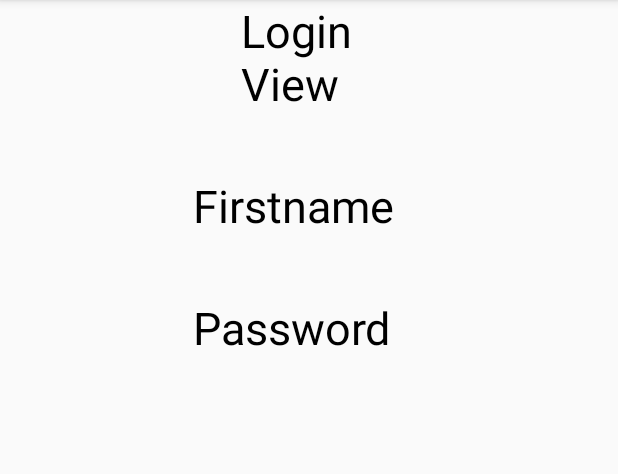
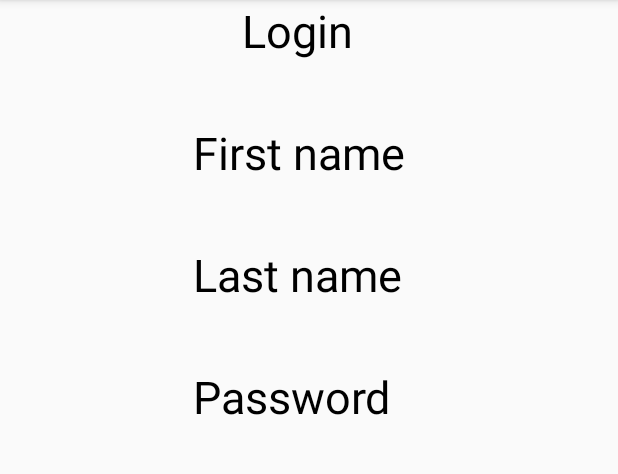
Before and after one commit to GuyOnThePhoto/firstProject, an Android app: the UserInfoActivity screen opened directly, with no data from a screen before it, on a phone screen of 412 x 824 dp, the part 84-558 px from its top. Run offline under Robolectric (Android 15) with nearby library versions, the phone set to English and light mode, and no system bars; our stand-ins replace Room's generated code.

Commit message:
Implementing user info activity functionality

```diff
--- a/app/src/main/java/com/example/slavik/myapplication/userInfoActivity/IUserInfoPresenter.java
+++ b/app/src/main/java/com/example/slavik/myapplication/userInfoActivity/IUserInfoPresenter.java
@@ -1,8 +1,11 @@
 package com.example.slavik.myapplication.userInfoActivity;
+
+import com.example.slavik.myapplication.model.User;
 
 /**
  * Created by Slavik on 10.03.2018.
  */
 
 public interface IUserInfoPresenter {
+    User getUserFromDatabase(String login);
 }
--- a/app/src/main/java/com/example/slavik/myapplication/userInfoActivity/UserInfoActivity.java
+++ b/app/src/main/java/com/example/slavik/myapplication/userInfoActivity/UserInfoActivity.java
@@ -6,19 +6,20 @@ import android.os.Bundle;
 import android.widget.TextView;
 
 import com.example.slavik.myapplication.R;
+import com.example.slavik.myapplication.database.DatabaseImpl;
+import com.example.slavik.myapplication.model.User;
 
 public class UserInfoActivity extends AppCompatActivity implements UserInfoView {
 
     private final String LOG_TAG = "UserActivity log";
-    private TextView loginTextView;
-    private TextView firstnameTextView;
-    private TextView passwordTextView;
     private TextView loginShow;
-    private TextView firstnameShow;
     private TextView passwordShow;
+    private TextView firstNameShow;
+    private TextView lastNameView;
+    private User user;
+    private IUserInfoPresenter presenter;
 
     private String login = "";
-    private String password = "";
 
     Intent intent;
 
@@ -26,23 +27,30 @@ public class UserInfoActivity extends AppCompatActivity implements UserInfoView
     protected void onCreate(Bundle savedInstanceState) {
         super.onCreate(savedInstanceState);
         setContentView(R.layout.user_info_activity);
-
-        loginTextView = findViewById(R.id.editTextLoginField);
-        firstnameTextView = findViewById(R.id.firstnameShow);
-        passwordTextView = findViewById(R.id.passwordTextView);
         loginShow = findViewById(R.id.loginShow);
-        firstnameShow = findViewById(R.id.firstnameShow);
         passwordShow = findViewById(R.id.passwordShow);
+        firstNameShow = findViewById(R.id.firstNameShow);
+        lastNameView = findViewById(R.id.lastNameShow);
 
         intent = getIntent();
 
         login = intent.getStringExtra(getResources().getString(R.string.login));
-        loginShow.setText(password);
-
-        login = intent.getStringExtra(getResources().getString(R.string.password));
-        passwordShow.setText(password);
+        loginShow.setText(login);
 
 
+        presenter = new UserInfoPresenter(new DatabaseImpl(UserInfoActivity.this), UserInfoActivity.this);
+        user = presenter.getUserFromDatabase(login);
 
+        if (user != null){
+            showUserInfo();
+        }
+    }
+
+    @Override
+    public void showUserInfo() {
+        loginShow.setText(user.getLogin());
+        passwordShow.setText(user.getPassword());
+        firstNameShow.setText(user.getFirstName());
+        lastNameView.setText(user.getLastName());
     }
 }
--- a/app/src/main/java/com/example/slavik/myapplication/userInfoActivity/UserInfoPresenter.java
+++ b/app/src/main/java/com/example/slavik/myapplication/userInfoActivity/UserInfoPresenter.java
@@ -1,8 +1,23 @@
 package com.example.slavik.myapplication.userInfoActivity;
+
+import com.example.slavik.myapplication.database.Database;
+import com.example.slavik.myapplication.model.User;
 
 /**
  * Created by Slavik on 10.03.2018.
  */
 
 public class UserInfoPresenter implements IUserInfoPresenter {
+    private Database database;
+    private UserInfoView view;
+
+    public UserInfoPresenter(Database database, UserInfoView view) {
+        this.database = database;
+        this.view = view;
+    }
+
+    @Override
+    public User getUserFromDatabase(String login) {
+        return database.findUser(login);
+    }
 }
--- a/app/src/main/java/com/example/slavik/myapplication/userInfoActivity/UserInfoView.java
+++ b/app/src/main/java/com/example/slavik/myapplication/userInfoActivity/UserInfoView.java
@@ -5,4 +5,5 @@ package com.example.slavik.myapplication.userInfoActivity;
  */
 
 public interface UserInfoView {
+    void showUserInfo();
 }
--- a/app/src/main/res/layout/user_info_activity.xml
+++ b/app/src/main/res/layout/user_info_activity.xml
@@ -5,18 +5,18 @@
     android:layout_width="match_parent"
     android:layout_height="match_parent"
     tools:context="com.example.slavik.myapplication.registerActivity.RegisterActivity">
+
     <TextView
         android:id="@+id/loginTextView"
-        android:layout_width="91dp"
+        android:layout_width="81dp"
         android:layout_height="wrap_content"
-        android:text="@string/login_view"
+        android:layout_marginEnd="8dp"
+        android:text="@string/login"
         android:textColor="#000"
         android:textSize="30sp"
         app:layout_constraintEnd_toEndOf="parent"
-        app:layout_constraintHorizontal_bias="0.5"
         app:layout_constraintStart_toStartOf="parent"
-        app:layout_constraintTop_toTopOf="parent"
-        />
+        app:layout_constraintTop_toTopOf="parent" />
 
     <TextView
         android:id="@+id/loginShow"
@@ -31,10 +31,10 @@
         />
 
     <TextView
-        android:id="@+id/firstnameTextView"
+        android:id="@+id/firstNameTextView"
         android:layout_width="155dp"
         android:layout_height="wrap_content"
-        android:text="@string/firstname"
+        android:text="@string/first_name"
         android:textColor="#000"
         android:textSize="30sp"
         app:layout_constraintEnd_toEndOf="parent"
@@ -43,7 +43,7 @@
         app:layout_constraintTop_toBottomOf="@+id/loginShow"/>
 
     <TextView
-        android:id="@+id/firstnameShow"
+        android:id="@+id/firstNameShow"
         android:layout_width="108dp"
         android:layout_height="wrap_content"
         android:textColor="#00ff08"
@@ -51,7 +51,30 @@
         app:layout_constraintEnd_toEndOf="parent"
         app:layout_constraintHorizontal_bias="0.5"
         app:layout_constraintStart_toStartOf="parent"
-        app:layout_constraintTop_toBottomOf="@+id/firstnameTextView"/>
+        app:layout_constraintTop_toBottomOf="@+id/firstNameTextView"/>
+
+    <TextView
+        android:id="@+id/lastNameTextView"
+        android:layout_width="155dp"
+        android:layout_height="wrap_content"
+        android:text="@string/last_name"
+        android:textColor="#000"
+        android:textSize="30sp"
+        app:layout_constraintEnd_toEndOf="parent"
+        app:layout_constraintHorizontal_bias="0.5"
+        app:layout_constraintStart_toStartOf="parent"
+        app:layout_constraintTop_toBottomOf="@+id/firstNameShow"/>
+
+    <TextView
+        android:id="@+id/lastNameShow"
+        android:layout_width="108dp"
+        android:layout_height="wrap_content"
+        android:textColor="#00ff08"
+        android:textSize="30sp"
+        app:layout_constraintEnd_toEndOf="parent"
+        app:layout_constraintHorizontal_bias="0.5"
+        app:layout_constraintStart_toStartOf="parent"
+        app:layout_constraintTop_toBottomOf="@+id/lastNameTextView"/>
 
     <TextView
         android:id="@+id/passwordTextView"
@@ -63,7 +86,7 @@
         app:layout_constraintEnd_toEndOf="parent"
         app:layout_constraintHorizontal_bias="0.5"
         app:layout_constraintStart_toStartOf="parent"
-        app:layout_constraintTop_toBottomOf="@+id/firstnameShow"/>
+        app:layout_constraintTop_toBottomOf="@+id/lastNameShow"/>
 
     <TextView
         android:id="@+id/passwordShow"
--- a/app/src/main/res/values/strings.xml
+++ b/app/src/main/res/values/strings.xml
@@ -2,7 +2,6 @@
     <string name="app_name">My Application</string>
     <string name="password">Password</string>
     <string name="register">Register</string>
-    <string name="first_name">First name</string>
     <string name="firstname">Firstname</string>
     <string name="login_view">Login View</string>
     <string name="main_activity_error_message">Login or password is incorrect</string>
@@ -10,10 +9,11 @@
     <string name="nickname">Nickname</string>
     <string name="success_login_message">Login successful</string>
     <string name="title_activity_drawer">DrawerActivity</string>
-
     <string name="navigation_drawer_open">Open navigation drawer</string>
     <string name="navigation_drawer_close">Close navigation drawer</string>
-
     <string name="action_settings">Settings</string>
     <string name="registration">Registration</string>
+    <string name="lastname">Lastname</string>
+    <string name="last_name">Last name</string>
+    <string name="first_name">First name</string>
 </resources>
```
